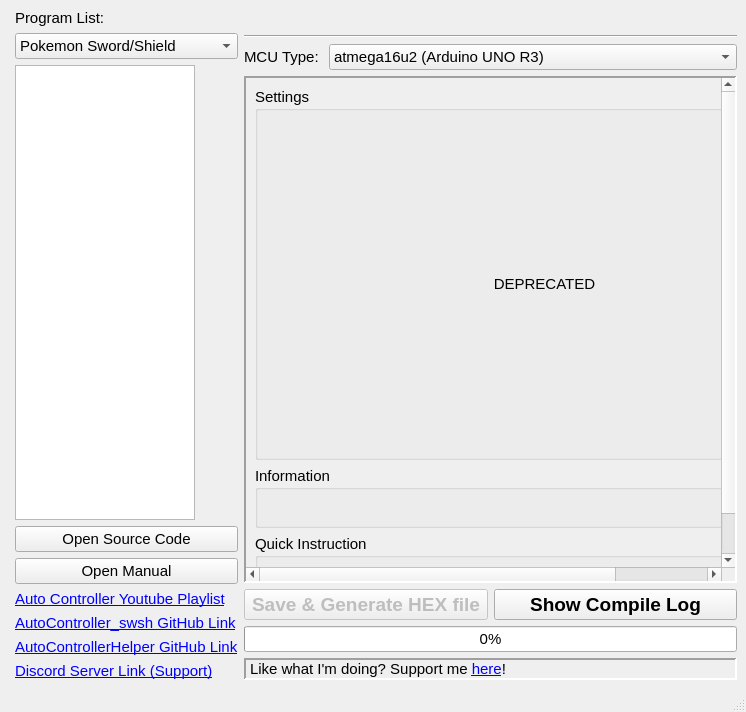
Before: the Qt Designer form autocontrollerwindow.ui in brianuuu/AutoControllerHelper, drawn with Qt 5.
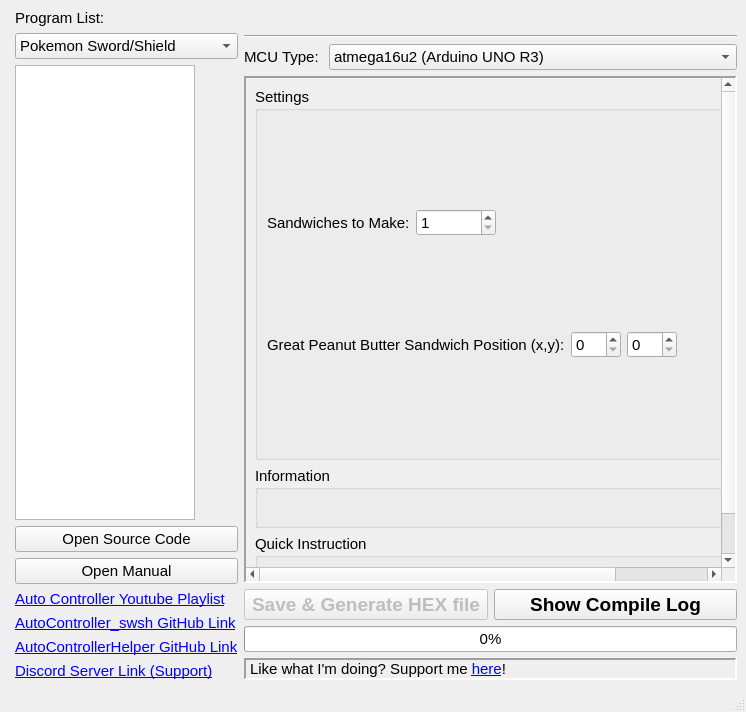
After: the same form once the commit is applied. The open tabs and pages were chosen to show the change.

Commit message:
Added 3 native programs to ui
-SV_EggCollector
-SV_EggHatcher
-SV_BoxRelease

```diff
--- a/autocontrollerwindow.ui
+++ b/autocontrollerwindow.ui
@@ -802,20 +802,100 @@
                 </property>
                 <layout class="QVBoxLayout" name="verticalLayout_11">
                  <item>
-                  <widget class="QLabel" name="label_8">
-                   <property name="minimumSize">
-                    <size>
-                     <width>116</width>
-                     <height>0</height>
-                    </size>
-                   </property>
-                   <property name="text">
-                    <string>DEPRECATED</string>
-                   </property>
-                   <property name="alignment">
-                    <set>Qt::AlignCenter</set>
-                   </property>
-                  </widget>
+                  <layout class="QHBoxLayout" name="horizontalLayout_35">
+                   <item>
+                    <widget class="QLabel" name="label_8">
+                     <property name="minimumSize">
+                      <size>
+                       <width>0</width>
+                       <height>0</height>
+                      </size>
+                     </property>
+                     <property name="text">
+                      <string>Sandwiches to Make:</string>
+                     </property>
+                    </widget>
+                   </item>
+                   <item>
+                    <widget class="QSpinBox" name="SVEggCollector_Count">
+                     <property name="minimumSize">
+                      <size>
+                       <width>80</width>
+                       <height>0</height>
+                      </size>
+                     </property>
+                     <property name="minimum">
+                      <number>1</number>
+                     </property>
+                     <property name="maximum">
+                      <number>100</number>
+                     </property>
+                     <property name="value">
+                      <number>1</number>
+                     </property>
+                    </widget>
+                   </item>
+                   <item>
+                    <spacer name="horizontalSpacer_31">
+                     <property name="orientation">
+                      <enum>Qt::Horizontal</enum>
+                     </property>
+                     <property name="sizeHint" stdset="0">
+                      <size>
+                       <width>40</width>
+                       <height>20</height>
+                      </size>
+                     </property>
+                    </spacer>
+                   </item>
+                  </layout>
+                 </item>
+                 <item>
+                  <layout class="QHBoxLayout" name="horizontalLayout_15">
+                   <item>
+                    <widget class="QLabel" name="label_41">
+                     <property name="text">
+                      <string>Great Peanut Butter Sandwich Position (x,y):</string>
+                     </property>
+                    </widget>
+                   </item>
+                   <item>
+                    <widget class="QSpinBox" name="SVEggCollector_X">
+                     <property name="minimumSize">
+                      <size>
+                       <width>50</width>
+                       <height>0</height>
+                      </size>
+                     </property>
+                     <property name="maximum">
+                      <number>1</number>
+                     </property>
+                    </widget>
+                   </item>
+                   <item>
+                    <widget class="QSpinBox" name="SVEggCollector_Y">
+                     <property name="minimumSize">
+                      <size>
+                       <width>50</width>
+                       <height>0</height>
+                      </size>
+                     </property>
+                    </widget>
+                   </item>
+                   <item>
+                    <spacer name="horizontalSpacer_32">
+                     <property name="orientation">
+                      <enum>Qt::Horizontal</enum>
+                     </property>
+                     <property name="sizeHint" stdset="0">
+                      <size>
+                       <width>40</width>
+                       <height>20</height>
+                      </size>
+                     </property>
+                    </spacer>
+                   </item>
+                  </layout>
                  </item>
                 </layout>
                </widget>
```
Left out of the diff: 133 changed lines with no effect on the pictures. The commit also changes 2 other files.
